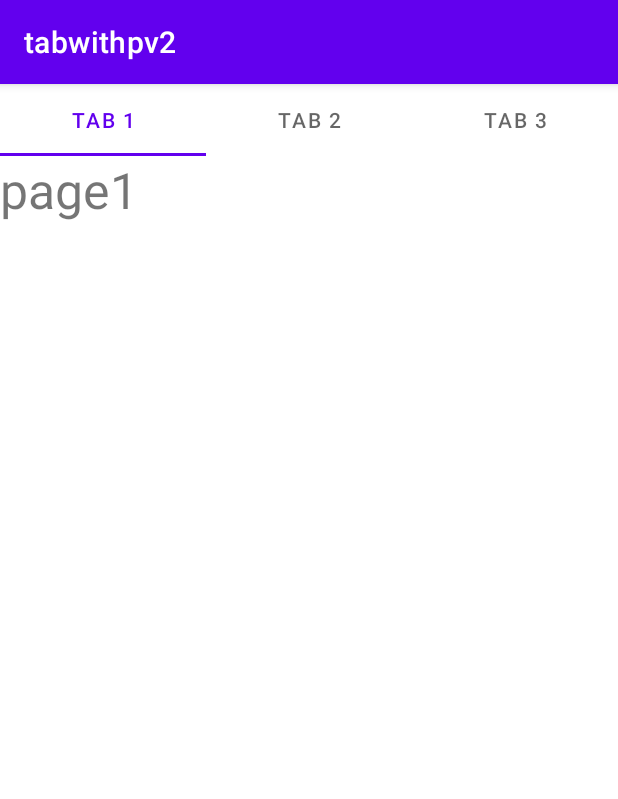
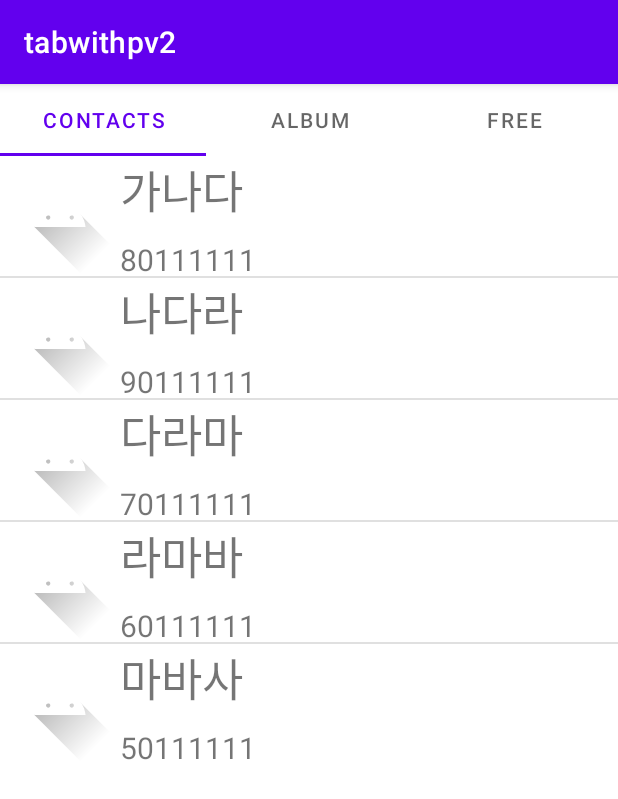
Before and after one commit to johnpooh121/week1vp2, an Android app: the screen it shows after launch (MainActivity), on a phone screen of 412 x 824 dp. Shown: the top 799 px of the screen. Run offline under Robolectric (Android 15) with nearby library versions, the light colour scheme and no system bars.

Commit message:
tab1 listView

```diff
--- /dev/null
+++ b/app/src/main/java/com/example/tabwithpv2/Human_information.java
@@ -0,0 +1,28 @@
+package com.example.tabwithpv2;
+
+public class Human_information {
+    private int image;
+    private String name;
+    private String phoneNumber;
+
+    public Human_information(int image, String name, String phoneNumber){
+        this.image = image;
+        this.name = name;
+        this.phoneNumber = phoneNumber;
+    }
+
+    public int getImage()
+    {
+        return this.image;
+    }
+
+    public String getName()
+    {
+        return this.name;
+    }
+
+    public String getNumber()
+    {
+        return this.phoneNumber;
+    }
+}
--- a/app/src/main/java/com/example/tabwithpv2/MainActivity.java
+++ b/app/src/main/java/com/example/tabwithpv2/MainActivity.java
@@ -31,7 +31,20 @@ public class MainActivity extends AppCompatActivity {
                 new TabLayoutMediator.TabConfigurationStrategy() {
                     @Override
                     public void onConfigureTab(@NonNull TabLayout.Tab tab, int position) {
-                        tab.setText("Tab " + (position + 1));
+                        switch (position){
+                            case 0:{
+                                tab.setText("Contacts"); //텝레이아웃 상단 타이틀 제목 설정
+                                break;
+                            }
+                            case 1:{
+                                tab.setText("Album");
+                                break;
+                            }
+                            case 2:{
+                                tab.setText("Free");
+                                break;
+                            }
+                        }
                     }
                 }).attach();
     }
--- /dev/null
+++ b/app/src/main/java/com/example/tabwithpv2/contactAdapter.java
@@ -0,0 +1,53 @@
+package com.example.tabwithpv2;
+
+import android.content.Context;
+import android.view.LayoutInflater;
+import android.view.View;
+import android.view.ViewGroup;
+import android.widget.BaseAdapter;
+import android.widget.ImageView;
+import android.widget.TextView;
+
+import java.util.ArrayList;
+
+public class contactAdapter extends BaseAdapter {
+    Context mContext = null;
+    LayoutInflater mLayoutInflater = null;
+    ArrayList<Human_information> sample;
+
+    public contactAdapter(Context context, ArrayList<Human_information> data) {
+        mContext = context;
+        sample = data;
+        mLayoutInflater = LayoutInflater.from(mContext);
+    }
+
+    @Override
+    public int getCount() {
+        return sample.size();
+    }
+
+    @Override
+    public long getItemId(int position) {
+        return position;
+    }
+
+    @Override
+    public Human_information getItem(int position) {
+        return sample.get(position);
+    }
+
+    @Override
+    public View getView(int position, View converView, ViewGroup parent) {
+        View view = mLayoutInflater.inflate(R.layout.contact_component, null);
+
+        ImageView imageView = (ImageView)view.findViewById(R.id.face);
+        TextView movieName = (TextView)view.findViewById(R.id.name);
+        TextView grade = (TextView)view.findViewById(R.id.phoneNumber);
+
+        imageView.setImageResource(sample.get(position).getImage());
+        movieName.setText(sample.get(position).getName());
+        grade.setText(sample.get(position).getNumber());
+
+        return view;
+    }
+}
--- a/app/src/main/java/com/example/tabwithpv2/page1.java
+++ b/app/src/main/java/com/example/tabwithpv2/page1.java
@@ -6,6 +6,11 @@ import androidx.fragment.app.Fragment;
 import android.view.LayoutInflater;
 import android.view.View;
 import android.view.ViewGroup;
+import android.widget.AdapterView;
+import android.widget.ListView;
+import android.widget.Toast;
+
+import java.util.ArrayList;
 
 /**
  * A simple {@link Fragment} subclass.
@@ -22,6 +27,9 @@ public class page1 extends Fragment {
     // TODO: Rename and change types of parameters
     private String mParam1;
     private String mParam2;
+    ArrayList<Human_information> humanlist;
+    ListView myListView;
+    private static contactAdapter contactAdapter;
 
     public page1() {
         // Required empty public constructor
@@ -46,7 +54,7 @@ public class page1 extends Fragment {
     }
 
     @Override
-    public void onCreate(Bundle savedInstanceState) {
+    public void onCreate(Bundle savedInstanceState) { // Fragment가 생성될때 호출되는 부분
         super.onCreate(savedInstanceState);
         if (getArguments() != null) {
             mParam1 = getArguments().getString(ARG_PARAM1);
@@ -55,9 +63,30 @@ public class page1 extends Fragment {
     }
 
     @Override
-    public View onCreateView(LayoutInflater inflater, ViewGroup container,
+    public View onCreateView(LayoutInflater inflater, ViewGroup container, //  onCreate 후에 화면을 구성할때 호출되는 부분
                              Bundle savedInstanceState) {
         // Inflate the layout for this fragment
-        return inflater.inflate(R.layout.fragment_page1, container, false);
+        View rootView = inflater.inflate(R.layout.fragment_page1, container, false);
+
+        humanlist = new ArrayList<>();
+        humanlist.add(new Human_information(R.drawable.ic_launcher_foreground,"가나다", "80111111"));
+        humanlist.add(new Human_information(R.drawable.ic_launcher_foreground,"나다라", "90111111"));
+        humanlist.add(new Human_information(R.drawable.ic_launcher_foreground,"다라마", "70111111"));
+        humanlist.add(new Human_information(R.drawable.ic_launcher_foreground,"라마바", "60111111"));
+        humanlist.add(new Human_information(R.drawable.ic_launcher_foreground,"마바사", "50111111"));
+
+        myListView = (ListView) rootView.findViewById(R.id.contacts_lv);
+        contactAdapter = new contactAdapter(getContext(),humanlist);
+        myListView.setAdapter(contactAdapter);
+        myListView.setOnItemClickListener(new AdapterView.OnItemClickListener() {
+            @Override
+            public void onItemClick(AdapterView<?> parent, View view, int position, long l) {
+                //각 아이템을 분간 할 수 있는 position과 뷰
+                Toast.makeText(getContext(), contactAdapter.getItem(position).getName(), Toast.LENGTH_LONG).show();
+            }
+        });
+//        return inflater.inflate(R.layout.fragment_page1, container, false);
+        return rootView;
     }
+
 }
--- a/app/src/main/res/layout/activity_main.xml
+++ b/app/src/main/res/layout/activity_main.xml
@@ -12,7 +12,7 @@
         android:layout_width="match_parent"
         android:layout_height="wrap_content"
         tools:layout_editor_absoluteX="182dp"
-        tools:layout_editor_absoluteY="373dp">
+        tools:layout_editor_abViewPager2soluteY="373dp">
     </com.google.android.material.tabs.TabLayout>
 
     <androidx.viewpager2.widget.ViewPager2
@@ -20,6 +20,7 @@
         android:layout_width="match_parent"
         android:layout_height="match_parent"
         tools:layout_editor_absoluteX="145dp"
-        tools:layout_editor_absoluteY="500dp" />
+        tools:layout_editor_absoluteY="500dp"
+        />
 
 </LinearLayout>
--- /dev/null
+++ b/app/src/main/res/layout/contact_component.xml
@@ -0,0 +1,40 @@
+<?xml version="1.0" encoding="utf-8"?>
+<LinearLayout xmlns:android="http://schemas.android.com/apk/res/android"
+    android:layout_width="match_parent"
+    android:layout_height="match_parent"
+    android:orientation="vertical"
+    >
+    <LinearLayout
+        android:layout_width="match_parent"
+        android:layout_height="wrap_content"
+        android:id="@+id/linearLayout12"
+        android:orientation="horizontal"
+        >
+        <ImageView
+            android:layout_width="80dp"
+            android:layout_height="80dp"
+            android:id="@+id/face"
+            android:scaleType="fitXY"/>
+        <LinearLayout
+            android:layout_width="match_parent"
+            android:layout_height="match_parent"
+            android:orientation="vertical">
+            <TextView
+                android:layout_width="match_parent"
+                android:layout_height="wrap_content"
+                android:id="@+id/name"
+                android:textSize="30sp"
+                android:text="Name"
+                />
+            <TextView
+                android:layout_width="match_parent"
+                android:layout_height="match_parent"
+                android:id="@+id/phoneNumber"
+                android:layout_marginTop="10dp"
+                android:textSize="20sp"
+                android:text="phonenumber"
+                />
+        </LinearLayout>
+    </LinearLayout>
+
+</LinearLayout>
--- a/app/src/main/res/layout/fragment_page1.xml
+++ b/app/src/main/res/layout/fragment_page1.xml
@@ -13,20 +13,12 @@
 
 
     <!-- TODO: Update blank fragment layout -->
+    <ListView
+        android:layout_width="match_parent"
+        android:layout_height="wrap_content"
+        android:id="@+id/contacts_lv"
+    />
 
-    <TextView
-
-        android:layout_width="match_parent"
-
-        android:layout_height="match_parent"
-
-        android:text="page1"
-
-        android:background="@color/white"
-
-        android:textSize="33sp"
-
-        />
 
 
 
--- /dev/null
+++ b/app/src/main/res/layout/test.xml
@@ -0,0 +1,40 @@
+<?xml version="1.0" encoding="utf-8"?>
+<LinearLayout xmlns:android="http://schemas.android.com/apk/res/android"
+    android:layout_width="match_parent"
+    android:layout_height="match_parent"
+    android:orientation="vertical"
+    >
+    <LinearLayout
+        android:layout_width="match_parent"
+        android:layout_height="wrap_content"
+        android:id="@+id/linearLayout12"
+        android:orientation="horizontal"
+        >
+        <ImageView
+            android:layout_width="80dp"
+            android:layout_height="80dp"
+            android:id="@+id/face"
+            android:scaleType="fitXY"/>
+        <LinearLayout
+            android:layout_width="match_parent"
+            android:layout_height="match_parent"
+            android:orientation="vertical">
+            <TextView
+                android:layout_width="match_parent"
+                android:layout_height="wrap_content"
+                android:id="@+id/name"
+                android:textSize="30sp"
+                android:text="Name"
+                />
+            <TextView
+                android:layout_width="match_parent"
+                android:layout_height="match_parent"
+                android:id="@+id/phoneNumber"
+                android:layout_marginTop="10dp"
+                android:textSize="20sp"
+                android:text="phonenumber"
+                />
+        </LinearLayout>
+    </LinearLayout>
+
+</LinearLayout>
--- a/app/src/main/res/values/strings.xml
+++ b/app/src/main/res/values/strings.xml
@@ -2,4 +2,6 @@
     <string name="app_name">tabwithpv2</string>
     <!-- TODO: Remove or change this placeholder text -->
     <string name="hello_blank_fragment">Hello blank fragment</string>
+    <string name="contacts_name">Name</string>
+    <string name="contacts_phoneNumber">Phone Number</string>
 </resources>
```
